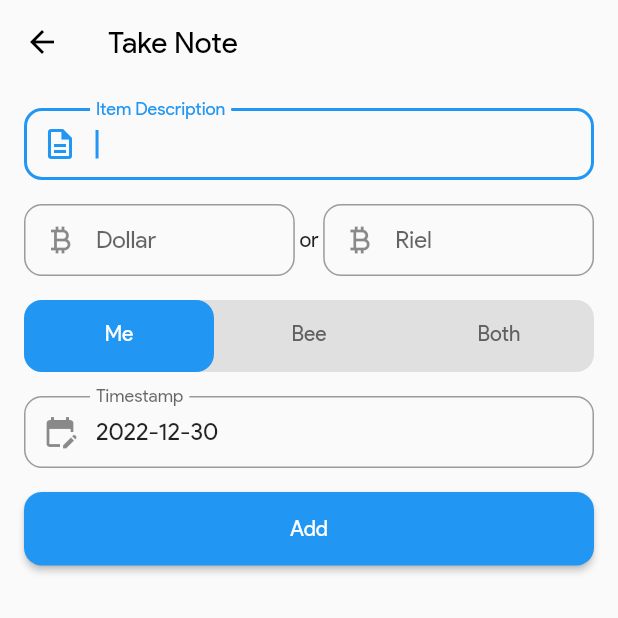
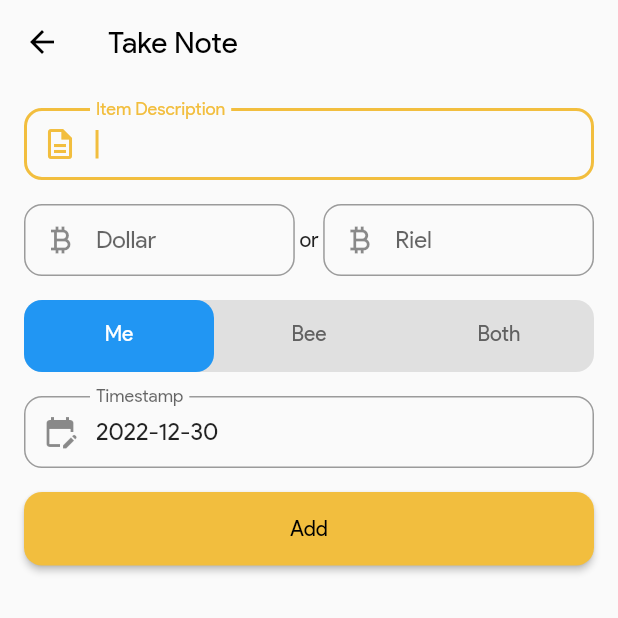
Before and after one commit to channdara/flutter_expanses, a Flutter app: the screen it shows after launch, after a tap on the "add" icon, on a phone screen of 412 x 824 dp, the top half of it. Run offline on Flutter 3.47's test engine with Material 2 defaults, Android fonts, the phone set to English and light mode, and no system bars; our stand-ins replace cloud_firestore, firebase_core; accounts and stored records are empty.

Commit message:
update primary color

```diff
--- a/lib/main.dart
+++ b/lib/main.dart
@@ -1,6 +1,7 @@
 import 'package:firebase_core/firebase_core.dart';
 import 'package:flutter/material.dart';
 
+import 'src/common/color_constant.dart';
 import 'src/ui/screen/splash/splash_screen.dart';
 
 void main() async {
@@ -23,6 +24,7 @@ class _MainAppState extends State<MainApp> {
       home: const SplashScreen(),
       theme: ThemeData(
         fontFamily: 'ProductSan',
+        primarySwatch: ColorConstant.materialColor,
         appBarTheme: AppBarTheme(
           elevation: 0.0,
           backgroundColor: Theme.of(context).scaffoldBackgroundColor,
--- /dev/null
+++ b/lib/src/common/color_constant.dart
@@ -0,0 +1,24 @@
+import 'package:flutter/material.dart';
+
+mixin ColorConstant {
+  static const Color colorBlack = Color(0xFF0E102D);
+  static const Color colorDarkGray = Color(0xFF56586B);
+  static const Color colorGray = Color(0xFFB7B7C0);
+  static const Color colorLightGray = Color(0xFFE7E7EA);
+  static const Color colorPrimary = Color(0xFFF2BE3E);
+  static const Color colorSuccess = Color(0xFF4BB543);
+  static const Color colorFailed = Color(0xFFFA113D);
+  static const Color colorWarning = Color(0xFFFFCC00);
+  static const MaterialColor materialColor = MaterialColor(0xFFF2BE3E, {
+    50: Color(0xFFFFFCF6),
+    100: Color(0xFFFEF9EC),
+    200: Color(0xFFFCEFCF),
+    300: Color(0xFFFAE5B0),
+    400: Color(0xFFF6D278),
+    500: Color(0xFFF2BE3E),
+    600: Color(0xFFD8AA38),
+    700: Color(0xFF927226),
+    800: Color(0xFF6D561C),
+    900: Color(0xFF473812),
+  });
+}
--- a/lib/src/ui/screen/daily_expanses/daily_expenses_screen.dart
+++ b/lib/src/ui/screen/daily_expanses/daily_expenses_screen.dart
@@ -3,6 +3,7 @@ import 'package:flutter/material.dart';
 import 'package:intl/intl.dart';
 
 import '../../../common/base/base_state.dart';
+import '../../../common/color_constant.dart';
 import '../../../common/extension/context_extension.dart';
 import '../../../common/extension/double_extension.dart';
 import '../../../common/extension/timestamp_extension.dart';
@@ -75,7 +76,7 @@ class _DailyExpensesScreenState extends BaseState<DailyExpensesScreen>
         children: [
           Stack(
             children: [
-              Container(height: size, color: Colors.blue),
+              Container(height: size, color: ColorConstant.colorPrimary),
               Container(
                 margin: (size / 2).spacingTop(),
                 child: FutureBuilder<MonthModel>(
@@ -109,7 +110,7 @@ class _DailyExpensesScreenState extends BaseState<DailyExpensesScreen>
               unselectedLabelColor: Colors.black,
               padding: 4.0.spacingAll(),
               indicator: BoxDecoration(
-                color: Colors.blue,
+                color: Theme.of(context).primaryColor,
                 borderRadius: 8.0.circular(),
               ),
               tabs: _tabBarItems
--- a/lib/src/ui/screen/daily_expanses/daily_expenses_screen_list_item_widget.dart
+++ b/lib/src/ui/screen/daily_expanses/daily_expenses_screen_list_item_widget.dart
@@ -1,5 +1,6 @@
 import 'package:flutter/material.dart';
 
+import '../../../common/color_constant.dart';
 import '../../../common/extension/context_extension.dart';
 import '../../../common/extension/timestamp_extension.dart';
 import '../../../model/day_model.dart';
@@ -13,7 +14,11 @@ class DailyExpensesScreenListItemWidget extends StatelessWidget {
   @override
   Widget build(BuildContext context) {
     return ListTile(
-      leading: const Icon(Icons.circle, size: 20.0, color: Colors.blue),
+      leading: const Icon(
+        Icons.circle,
+        size: 20.0,
+        color: ColorConstant.colorPrimary,
+      ),
       title: Text(
         item.date.toYearMonthDay(),
         style: const TextStyle(fontWeight: FontWeight.bold),
--- a/lib/src/ui/screen/monthly_expenses/monthly_expenses_screen_list_item_widget.dart
+++ b/lib/src/ui/screen/monthly_expenses/monthly_expenses_screen_list_item_widget.dart
@@ -1,5 +1,6 @@
 import 'package:flutter/material.dart';
 
+import '../../../common/color_constant.dart';
 import '../../../common/extension/context_extension.dart';
 import '../../../common/extension/double_extension.dart';
 import '../../../common/extension/timestamp_extension.dart';
@@ -23,7 +24,7 @@ class MonthlyExpensesScreenListItemWidget extends StatelessWidget {
           children: [
             Container(
               width: double.infinity,
-              color: Colors.blue,
+              color: ColorConstant.colorPrimary,
               padding: [8.0, 16.0].spacingSymmetric(),
               child: Text(
                 item.date.toYearMonth(),
--- a/lib/src/ui/screen/monthly_summary/monthly_summary_screen_list_item_widget.dart
+++ b/lib/src/ui/screen/monthly_summary/monthly_summary_screen_list_item_widget.dart
@@ -1,5 +1,6 @@
 import 'package:flutter/material.dart';
 
+import '../../../common/color_constant.dart';
 import '../../../common/extension/double_extension.dart';
 import '../../../model/monthly_summary.dart';
 
@@ -18,7 +19,7 @@ class MonthlySummaryScreenListItemWidget extends StatelessWidget {
         children: [
           Container(
             width: double.infinity,
-            color: Colors.blue,
+            color: ColorConstant.colorPrimary,
             padding: [8.0, 16.0].spacingSymmetric(),
             child: Text(
               item.day.getSummaryTotalExpenses,
--- a/lib/src/ui/screen/saving/saving_screen.dart
+++ b/lib/src/ui/screen/saving/saving_screen.dart
@@ -1,4 +1,6 @@
 import 'package:flutter/material.dart';
+
+import '../../../common/color_constant.dart';
 
 class SavingScreen extends StatefulWidget {
   const SavingScreen({super.key});
@@ -17,7 +19,7 @@ class _SavingScreenState extends State<SavingScreen> {
         children: [
           Stack(
             children: [
-              Container(height: size, color: Colors.blue),
+              Container(height: size, color: ColorConstant.colorPrimary),
             ],
           ),
           const Expanded(
--- a/lib/src/ui/screen/splash/splash_screen.dart
+++ b/lib/src/ui/screen/splash/splash_screen.dart
@@ -1,6 +1,7 @@
 import 'package:flutter/material.dart';
 
 import '../../../common/base/base_state.dart';
+import '../../../common/color_constant.dart';
 import '../../../common/extension/context_extension.dart';
 import '../main_screen/main_screen.dart';
 
@@ -22,6 +23,6 @@ class _SplashScreenState extends BaseState<SplashScreen> {
 
   @override
   Widget build(BuildContext context) {
-    return const Scaffold();
+    return const Scaffold(backgroundColor: ColorConstant.colorPrimary);
   }
 }
```
Also changed, not shown: 2 other files.
